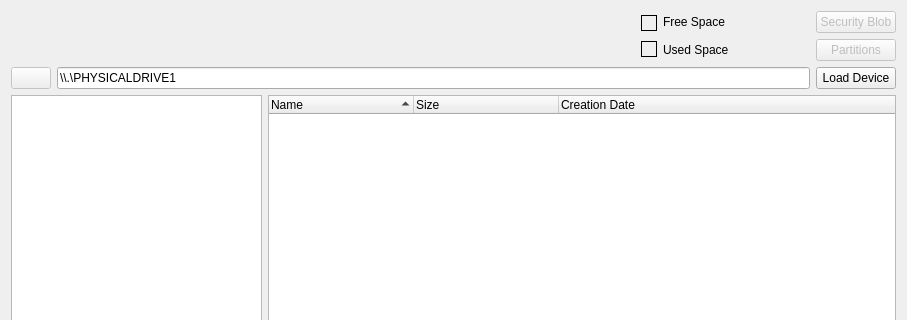
First picture: the form in Velocity/deviceviewer.ui, repository hetelek/Velocity, before the edit; both pictures show x 0 to 907 and y 0 to 320 of the 907 by 570 pixel window.
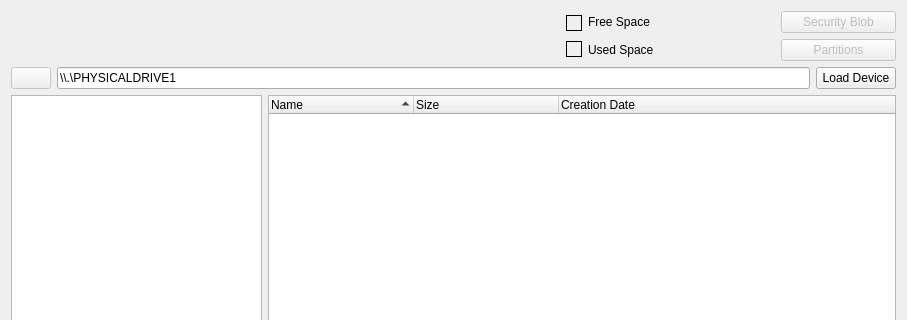
Second picture: the form after the edit. Icons and pictures are not drawn.

Commit message: Minor UI changes to Device Viewer

```diff
--- a/Velocity/deviceviewer.ui
+++ b/Velocity/deviceviewer.ui
@@ -21,7 +21,7 @@
   </property>
   <layout class="QVBoxLayout" name="verticalLayout_5">
    <item>
-    <layout class="QHBoxLayout" name="horizontalLayout_3">
+    <layout class="QHBoxLayout" name="horizontalLayout_3" stretch="0,4,0,0,0,1">
      <item>
       <widget class="QLabel" name="label">
        <property name="minimumSize">
@@ -167,6 +167,19 @@
        </property>
       </widget>
      </item>
+     <item>
+      <spacer name="horizontalSpacer_2">
+       <property name="orientation">
+        <enum>Qt::Horizontal</enum>
+       </property>
+       <property name="sizeHint" stdset="0">
+        <size>
+         <width>40</width>
+         <height>20</height>
+        </size>
+       </property>
+      </spacer>
+     </item>
      <item>
       <layout class="QVBoxLayout" name="verticalLayout_2">
        <item>
```
Left out of the diff: 12 changed lines with no effect on the pictures.
